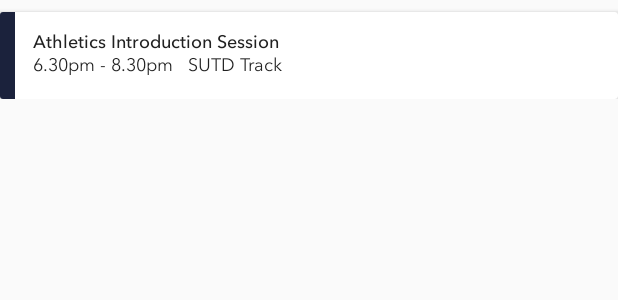
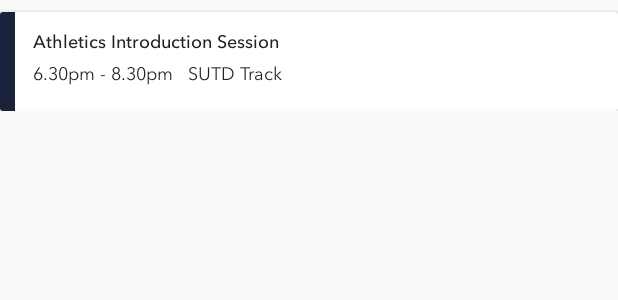
Before and after one commit to bitterapple0/50.001-Plent-Application, an Android app: the layout calendar_card.xml on its own in the app's theme, with its tools: preview values and no code run, on a phone screen of 412 x 824 dp. Shown: the top 300 px of the screen. Run offline under Robolectric (Android 15) with nearby library versions, the phone set to English and light mode, and no system bars.

Commit message:
Calendar RecyclerView

```diff
--- a/app/src/main/res/layout/calendar.xml
+++ b/app/src/main/res/layout/calendar.xml
@@ -47,7 +47,8 @@
         android:id="@+id/calendar_indicator"
         android:layout_width="match_parent"
         android:layout_height="wrap_content"
-        android:layout_marginVertical="10dp"
+        android:layout_marginTop="10dp"
+        android:layout_marginBottom="8dp"
         >
 
         <LinearLayout
--- a/app/src/main/res/layout/calendar_card.xml
+++ b/app/src/main/res/layout/calendar_card.xml
@@ -13,7 +13,7 @@
         android:id="@+id/calendar_card"
         android:layout_gravity="left"
         android:layout_width="match_parent"
-        android:layout_height="58dp"
+        android:layout_height="66dp"
         android:layout_marginTop="8dp"
         android:background="@color/colorPrimary">
 
@@ -45,28 +45,29 @@
                 <LinearLayout
                     android:layout_width="wrap_content"
                     android:layout_height="wrap_content"
-                    android:orientation="horizontal">
+                    android:orientation="horizontal"
+                    android:layout_marginTop="6dp">
 
                 <TextView
                     android:id="@+id/calendar_time"
                     style="@style/Calendar_body"
-                    android:layout_marginTop="4dp"
+                    android:layout_marginTop="8dp"
                     android:layout_marginLeft="12dp"
                     android:layout_width="match_parent"
                     android:layout_height="wrap_content"
                     android:layout_gravity="start"
-                    android:layout_marginBottom="12dp"
+                    android:layout_marginBottom="8dp"
                     android:text="6.30pm - 8.30pm"/>
 
                     <TextView
                         android:id="@+id/calendar_location"
                         style="@style/Calendar_body"
-                        android:layout_marginTop="4dp"
+                        android:layout_marginTop="8dp"
                         android:layout_marginLeft="10dp"
                         android:layout_width="match_parent"
                         android:layout_height="wrap_content"
                         android:layout_gravity="start"
-                        android:layout_marginBottom="12dp"
+                        android:layout_marginBottom="8dp"
                         android:text="SUTD Track"/>
 
                 </LinearLayout>
```
Also changed, not shown: app/src/main/java/com/example/plent/myActivities/CalendarActivity.java (+14 -52 lines), app/src/main/java/com/example/plent/utils/CalendarAdapter.java (+13 -9 lines).
